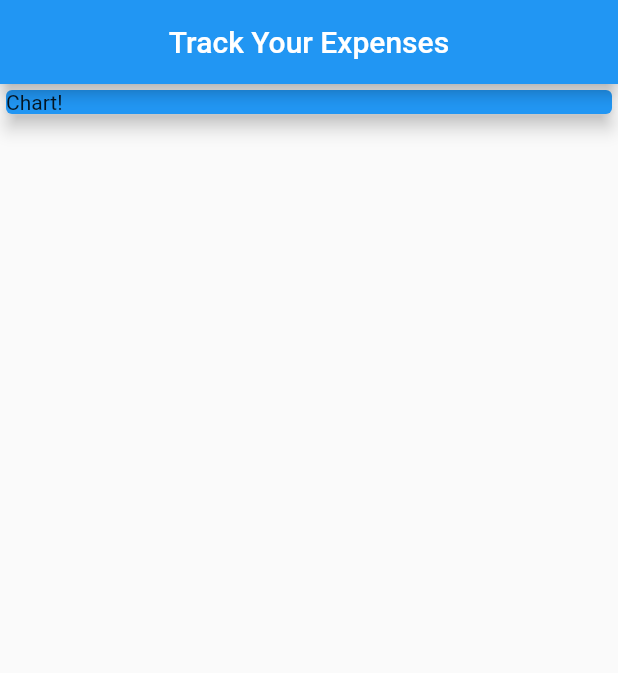
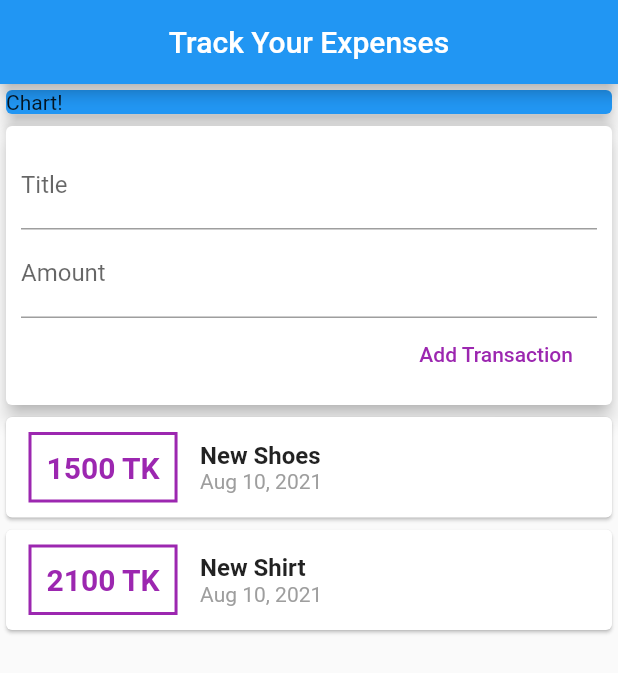
Before and after one commit to TarekAhamed-LIV3D/Expenses-Tracker, a Flutter app: the screen it shows after launch, on a phone screen of 412 x 824 dp. Shown: the top 673 px of the screen. Run offline on Flutter 3.47's test engine with Material 2 defaults, Android fonts, the phone set to English and light mode, and no system bars.

Commit message:
Added list view in cost section and user interaction

```diff
--- a/lib/main.dart
+++ b/lib/main.dart
@@ -1,5 +1,5 @@
+import './widgets/user_transaction.dart';
 import 'package:flutter/material.dart';
-
 void main() => runApp(MyApp());
 
 class MyApp extends StatelessWidget {
@@ -14,20 +14,16 @@ class MyApp extends StatelessWidget {
 }
 
 class MyHomePage extends StatelessWidget {
-  //late String titleInput;
-  //late String amountInput;
-
   final titleController = TextEditingController();
   final amountController = TextEditingController();
-
   @override
   Widget build(BuildContext context) {
     return Scaffold(
       appBar: AppBar(
         title: Center(child: Text('Track Your Expenses')),
       ),
-      body: Column(
-        // mainAxisAlignment: MainAxisAlignment.start,
+      body: SingleChildScrollView(
+        child: Column(
             crossAxisAlignment: CrossAxisAlignment.stretch,
             children: <Widget>[
               Container(
@@ -38,7 +34,9 @@ class MyHomePage extends StatelessWidget {
                   elevation: 5,
                 ),
               ),
+              UserTransactions()
             ],
+          ),
       ),
     );
   }
--- a/lib/widgets/new_transaction.dart
+++ b/lib/widgets/new_transaction.dart
@@ -1,8 +1,11 @@
 import 'package:flutter/material.dart';
 
 class NewTransaction extends StatelessWidget {
+  final Function addTx;
   final titleController = TextEditingController();
   final amountController = TextEditingController();
+
+  NewTransaction(this.addTx);
 
   @override
   Widget build(BuildContext context) {
@@ -23,12 +26,12 @@ class NewTransaction extends StatelessWidget {
               controller: amountController,
               //onChanged: (val) { amountInput = val;},
             ),
+            // ignore: deprecated_member_use
             FlatButton(
               child: Text('Add Transaction'),
               textColor: Colors.purple,
               onPressed: () {
-                print(titleController.text);
-                print(amountController.text);
+                addTx(titleController.text, int.parse(amountController.text),);
               },
             ),
           ],
--- a/lib/widgets/transaction_list.dart
+++ b/lib/widgets/transaction_list.dart
@@ -1,23 +1,36 @@
-import '../models/transaction.dart';
 import 'package:flutter/material.dart';
 import 'package:intl/intl.dart';
 
-class TransactionList extends StatelessElement {
+import '../models/transaction.dart';
+
+class TransactionList extends StatelessWidget {
+  final List<Transaction> transactions;
+
+  TransactionList(this.transactions);
+
   @override
   Widget build(BuildContext context) {
-    return Column(
-      children: _userTransactions.map((tx) {
+    return Container(
+      height: 430,
+        child: ListView.builder(
+          itemBuilder: (ctx, index) {
             return Card(
               child: Row(
                 children: <Widget>[
                   Container(
-                margin: EdgeInsets.symmetric(vertical: 5, horizontal: 20),
+                    margin: EdgeInsets.symmetric(
+                      vertical: 10,
+                      horizontal: 15,
+                    ),
                     decoration: BoxDecoration(
-                  border: Border.all(color: Colors.purple, width: 2),
+                      border: Border.all(
+                        color: Colors.purple,
+                        width: 2,
                       ),
-                padding: EdgeInsets.all(5),
+                    ),
+                    padding: EdgeInsets.all(10),
                     child: Text(
-                  tx.amount.toString() + ' TK',
+                      transactions[index].amount.toString() + ' TK',
                       style: TextStyle(
                         fontWeight: FontWeight.bold,
                         fontSize: 20,
@@ -29,19 +42,26 @@ class TransactionList extends StatelessElement {
                     crossAxisAlignment: CrossAxisAlignment.start,
                     children: <Widget>[
                       Text(
-                    tx.title,
-                    style: TextStyle(fontSize: 16, fontWeight: FontWeight.bold),
+                        transactions[index].title,
+                        style: TextStyle(
+                          fontSize: 16,
+                          fontWeight: FontWeight.bold,
+                        ),
                       ),
                       Text(
-                    DateFormat().format(tx.date),
-                    style: TextStyle(color: Colors.grey),
+                        DateFormat.yMMMd().format(transactions[index].date),
+                        style: TextStyle(
+                          color: Colors.grey,
+                        ),
                       ),
                     ],
-              )
+                  ),
                 ],
               ),
             );
-      }).toList(),
+          },
+          itemCount: transactions.length,
+        ),
     );
   }
 }
--- a/lib/widgets/user_transaction.dart
+++ b/lib/widgets/user_transaction.dart
@@ -11,14 +11,39 @@ class UserTransactions extends StatefulWidget {
 class _UserTransactionsState extends State<UserTransactions> {
   final List<Transaction> _userTransactions = [
     Transaction(
-        id: 't1', title: 'New Shoes', amount: 1500, date: DateTime.now()),
+      id: 't1',
+      title: 'New Shoes',
+      amount: 1500,
+      date: DateTime.now(),
+    ),
     Transaction(
-        id: 't2', title: 'New Shirt', amount: 2100, date: DateTime.now()),
+      id: 't2',
+      title: 'New Shirt',
+      amount: 2100,
+      date: DateTime.now(),
+    ),
   ];
+
+  void _addNewTransaction(String txTitle, int txAmount) {
+    final newTx = Transaction(
+      title: txTitle,
+      amount: txAmount,
+      date: DateTime.now(),
+      id: DateTime.now().toString(),
+    );
+
+    setState(() {
+      _userTransactions.add(newTx);
+    });
+  }
+
   @override
   Widget build(BuildContext context) {
     return Column(
-      children: <Widget>[NewTransaction(), TransactionList()],
+      children: <Widget>[
+        NewTransaction(_addNewTransaction),
+        TransactionList(_userTransactions),
+      ],
     );
   }
 }
```
Lines whose indentation alone changed are shown as unchanged.
